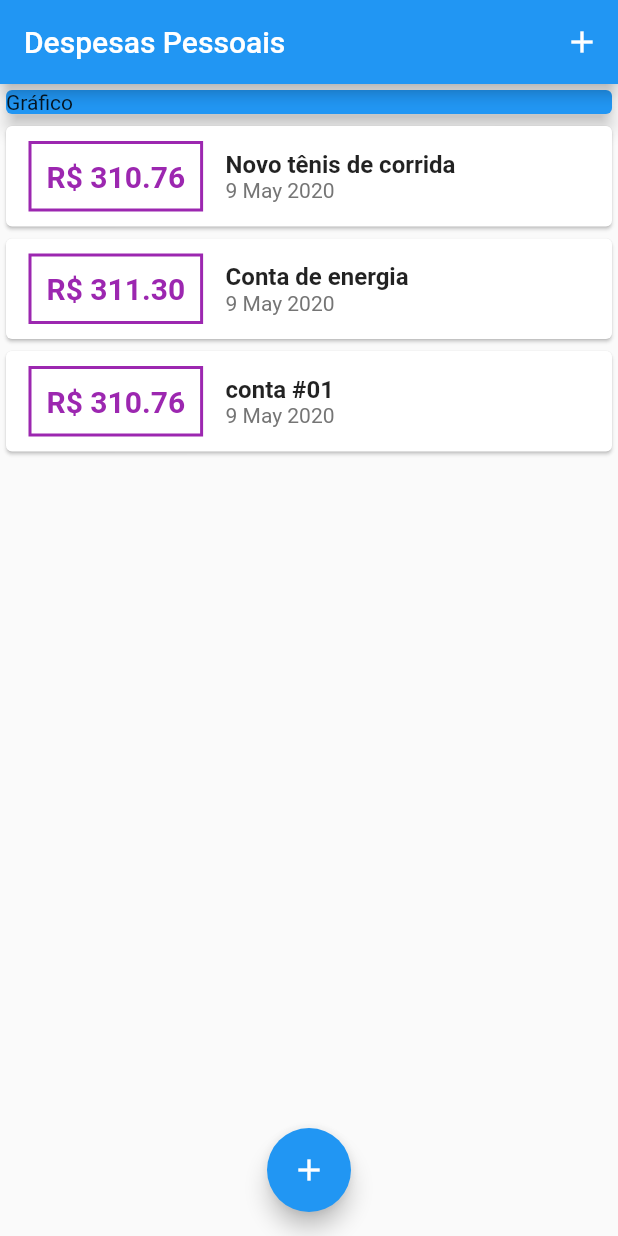
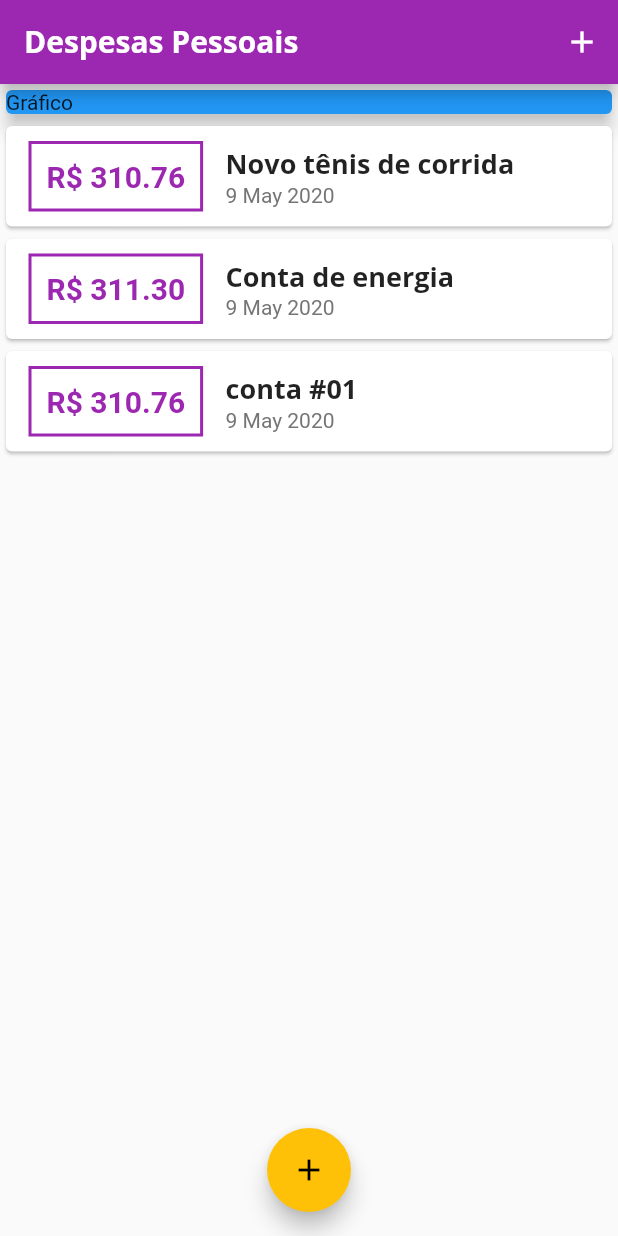
Before and after one commit to lmbaldi/expenses, a Flutter app: the screen it shows after launch, on a phone screen of 412 x 824 dp. Run offline on Flutter 3.47's test engine with Material 2 defaults, Android fonts, the phone set to English and light mode, and no system bars.

Commit message:
fonts and themes

```diff
--- a/lib/components/transaction_list.dart
+++ b/lib/components/transaction_list.dart
@@ -25,7 +25,7 @@ class TransactionList extends StatelessWidget {
                   ),
                   decoration: BoxDecoration(
                     border: Border.all(
-                      color: Colors.purple,
+                      color: Theme.of(context).primaryColor,
                       width: 2,
                     ),
                   ),
@@ -35,7 +35,7 @@ class TransactionList extends StatelessWidget {
                     style: TextStyle(
                       fontWeight: FontWeight.bold,
                       fontSize: 20,
-                      color: Colors.purple,
+                       color: Theme.of(context).primaryColor,
                     ),
                   ),
                 ),
@@ -44,10 +44,7 @@ class TransactionList extends StatelessWidget {
                   children: <Widget>[
                     Text(
                       tr.title,
-                      style: TextStyle(
-                        fontSize: 16,
-                        fontWeight: FontWeight.bold,
-                      ),
+                      style: Theme.of(context).textTheme.title,
                     ),
                     Text(
                       DateFormat('d MMM y').format(tr.date),
--- a/lib/main.dart
+++ b/lib/main.dart
@@ -13,6 +13,27 @@ class ExpensesApp extends StatelessWidget {
   Widget build(BuildContext context) {
     return MaterialApp(
       home: MyHomePage(),
+      theme: ThemeData(
+        primarySwatch: Colors.purple,
+        accentColor: Colors.amber[500],
+        fontFamily: 'Quicksand',
+        textTheme: ThemeData.light().textTheme.copyWith(
+          title: TextStyle(
+              fontFamily: 'OpenSans',
+              fontSize: 18,
+              fontWeight: FontWeight.bold
+            ),
+        ),
+        appBarTheme: AppBarTheme(
+          textTheme: ThemeData.light().textTheme.copyWith(
+            title: TextStyle(
+              fontFamily: 'OpenSans',
+              fontSize: 20,
+              fontWeight: FontWeight.bold
+            ),
+          ),
+        ),
+      ),
     );
   }
 }
@@ -73,7 +94,10 @@ class _MyHomePageState extends State<MyHomePage> {
     // TODO: implement build
     return Scaffold(
       appBar: AppBar(
-        title: Text("Despesas Pessoais"),
+        title: Text(
+          "Despesas Pessoais",
+          style: TextStyle(),
+          ),
         actions: <Widget>[
           IconButton(icon: Icon(Icons.add),
                      onPressed: ()=> _openTransactionFormModal(context)),
```
Also changed, not shown: pubspec.yaml (+12 -6 lines), assets/fonts/OpenSans-Bold.ttf (added), assets/fonts/OpenSans-Regular.ttf (added), assets/fonts/Quicksand-Bold.ttf (added), assets/fonts/Quicksand-Light.ttf (added), assets/fonts/Quicksand-Medium.ttf (added), assets/fonts/Quicksand-Regular.ttf (added).
